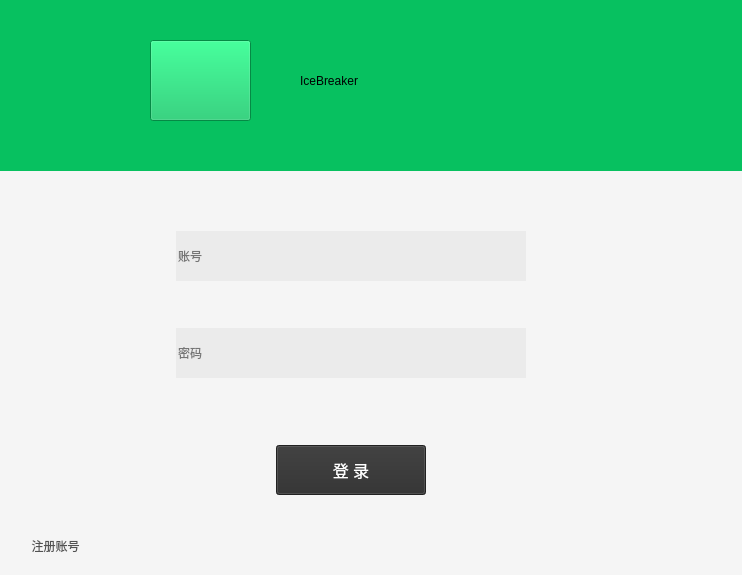
Old version of the form qClient/signin_windows.ui in the repository AGuan177/QTice.
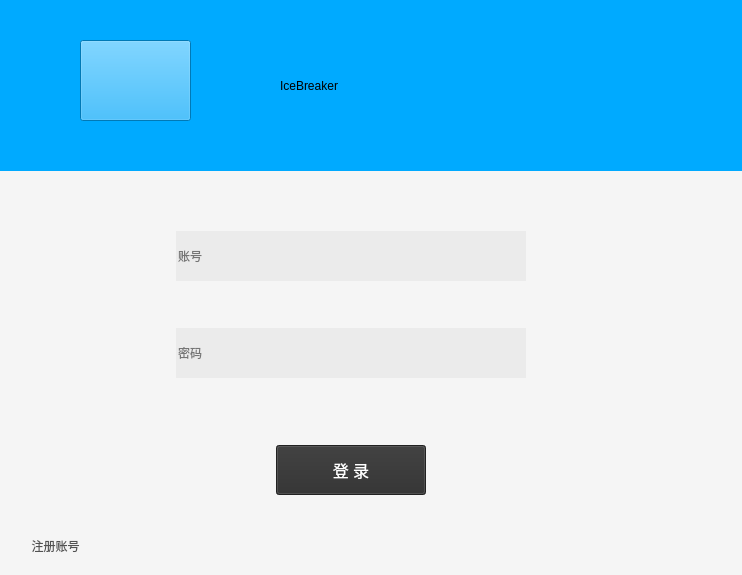
New version of the form.

Diff of the .ui file:
```diff
--- a/qClient/signin_windows.ui
+++ b/qClient/signin_windows.ui
@@ -41,8 +41,7 @@
     </sizepolicy>
    </property>
    <property name="styleSheet">
-    <string notr="true">background-color: rgb(7,193,96);
-</string>
+    <string notr="true">background-color: rgb(0, 170, 255);</string>
    </property>
    <widget class="QWidget" name="widget_3" native="true">
     <property name="geometry">
@@ -74,26 +73,13 @@
      </widget>
     </widget>
    </widget>
-   <widget class="QPushButton" name="logo">
-    <property name="geometry">
-     <rect>
-      <x>150</x>
-      <y>40</y>
-      <width>101</width>
-      <height>81</height>
-     </rect>
-    </property>
-    <property name="text">
-     <string/>
-    </property>
-   </widget>
    <widget class="QLabel" name="label">
     <property name="geometry">
      <rect>
-      <x>300</x>
+      <x>280</x>
       <y>40</y>
-      <width>271</width>
-      <height>81</height>
+      <width>221</width>
+      <height>91</height>
      </rect>
     </property>
     <property name="styleSheet">
@@ -103,6 +89,19 @@
      <string>IceBreaker</string>
     </property>
    </widget>
+   <widget class="QPushButton" name="logo">
+    <property name="geometry">
+     <rect>
+      <x>80</x>
+      <y>40</y>
+      <width>111</width>
+      <height>81</height>
+     </rect>
+    </property>
+    <property name="text">
+     <string/>
+    </property>
+   </widget>
   </widget>
   <widget class="QWidget" name="widget_2" native="true">
    <property name="geometry">
```
